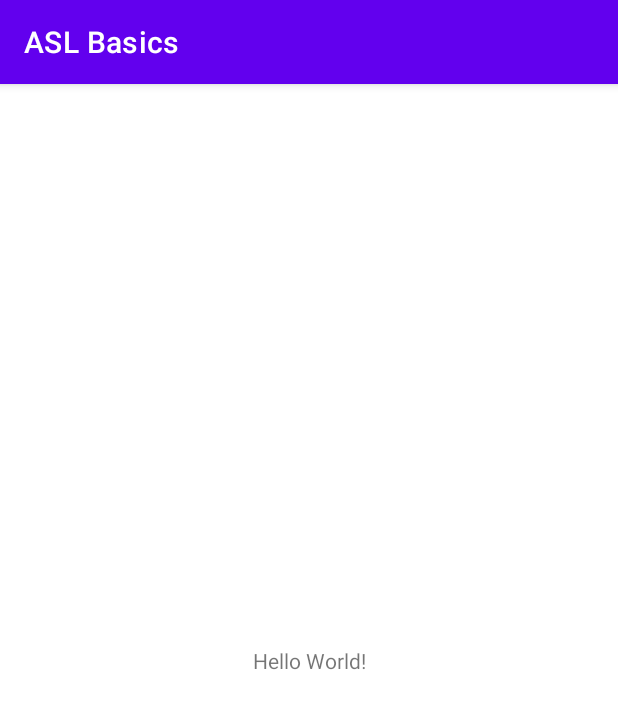
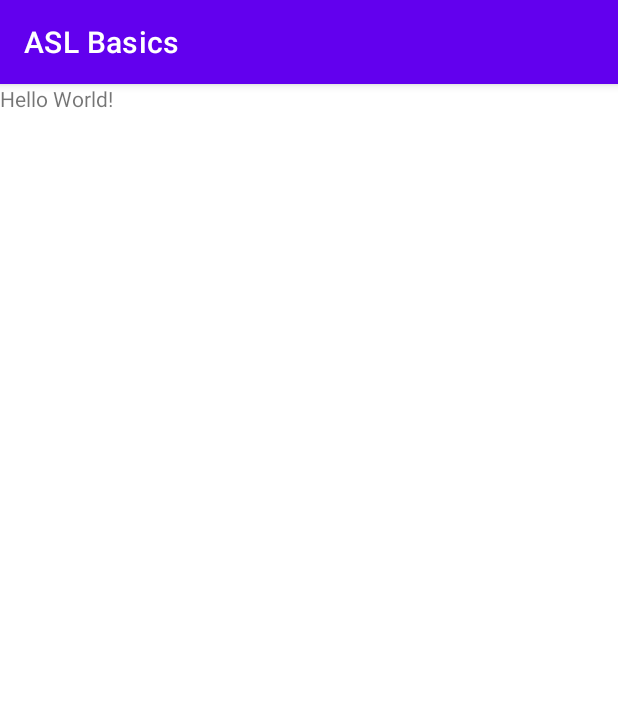
Before and after one commit to denzelbell/ASLBasicsQuizApp, an Android app: the screen it shows after launch (MainActivity), on a phone screen of 412 x 824 dp. Shown: the top 709 px of the screen. Run offline under Robolectric (Android 15) with nearby library versions, the phone set to English and light mode, and no system bars.

Commit message:
- Changed the layout from Constraint to Linear

```diff
--- a/app/src/main/res/layout/activity_main.xml
+++ b/app/src/main/res/layout/activity_main.xml
@@ -1,10 +1,12 @@
 <?xml version="1.0" encoding="utf-8"?>
-<androidx.constraintlayout.widget.ConstraintLayout xmlns:android="http://schemas.android.com/apk/res/android"
+<LinearLayout
+    xmlns:android="http://schemas.android.com/apk/res/android"
     xmlns:app="http://schemas.android.com/apk/res-auto"
     xmlns:tools="http://schemas.android.com/tools"
     android:layout_width="match_parent"
     android:layout_height="match_parent"
-    tools:context=".MainActivity">
+    tools:context=".MainActivity"
+    >
 
     <TextView
         android:layout_width="wrap_content"
@@ -15,4 +17,4 @@
         app:layout_constraintRight_toRightOf="parent"
         app:layout_constraintTop_toTopOf="parent" />
 
-</androidx.constraintlayout.widget.ConstraintLayout>
+</LinearLayout>
```
